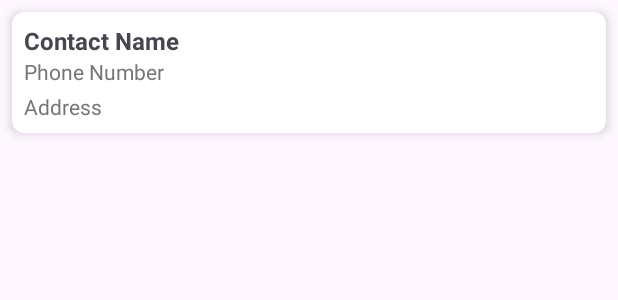
After one commit to Y00NSJ/KAILink, an Android app: the layout item_contact.xml on its own in the app's theme, with its tools: preview values and no code run, on a phone screen of 412 x 824 dp. The commit adds this screen. Shown: the top 300 px of the screen. Run offline under Robolectric (Android 15) with nearby library versions, the light colour scheme and no system bars.

Commit message:
second commit

```diff
--- a/app/build.gradle.kts
+++ b/app/build.gradle.kts
@@ -49,6 +49,9 @@ dependencies {
     implementation(libs.androidx.lifecycle.viewmodel.ktx)
     implementation(libs.androidx.navigation.fragment.ktx)
     implementation(libs.androidx.navigation.ui.ktx)
+    // Add Gson for JSON parsing
+    implementation("com.google.code.gson:gson:2.10.1")
+
     testImplementation(libs.junit)
     androidTestImplementation(libs.androidx.junit)
     androidTestImplementation(libs.androidx.espresso.core)
--- /dev/null
+++ b/app/src/main/res/layout/item_contact.xml
@@ -0,0 +1,70 @@
+<?xml version="1.0" encoding="utf-8"?>
+
+<androidx.cardview.widget.CardView
+xmlns:android="http://schemas.android.com/apk/res/android"
+xmlns:app="http://schemas.android.com/apk/res-auto"
+android:layout_width="match_parent"
+android:layout_height="wrap_content"
+android:layout_margin="8dp"
+app:cardCornerRadius="8dp"
+app:cardElevation="4dp">
+
+<LinearLayout
+    android:layout_width="match_parent"
+    android:layout_height="wrap_content"
+    android:orientation="horizontal"
+    android:padding="8dp">
+
+    <!--
+    <ImageView
+        android:id="@+id/contact_image"
+        android:layout_width="64dp"
+        android:layout_height="64dp"
+        android:layout_marginEnd="8dp"
+        android:scaleType="centerCrop"
+        android:src="@drawable/ic_placeholder" />
+    -->
+
+
+    <LinearLayout
+        android:layout_width="0dp"
+        android:layout_height="wrap_content"
+        android:layout_weight="1"
+        android:orientation="vertical">
+
+        <TextView
+            android:id="@+id/contact_name"
+            android:layout_width="wrap_content"
+            android:layout_height="wrap_content"
+            android:text="Contact Name"
+            android:textStyle="bold"
+            android:textSize="16sp" />
+
+        <TextView
+            android:id="@+id/contact_number"
+            android:layout_width="wrap_content"
+            android:layout_height="wrap_content"
+            android:text="Phone Number"
+            android:textColor="#757575" />
+
+        <TextView
+            android:id="@+id/contact_address"
+            android:layout_width="wrap_content"
+            android:layout_height="wrap_content"
+            android:text="Address"
+            android:layout_marginTop="4dp"
+            android:textColor="#757575" />
+
+    </LinearLayout>
+
+    <!--
+    <ImageButton
+        android:id="@+id/location_button"
+        android:layout_width="40dp"
+        android:layout_height="40dp"
+        android:background="?attr/selectableItemBackground"
+        android:src="@drawable/ic_location" />
+     -->
+</LinearLayout>
+
+</androidx.cardview.widget.CardView>
--- a/app/src/main/res/values-night/themes.xml
+++ b/app/src/main/res/values-night/themes.xml
@@ -2,6 +2,9 @@
     <!-- Base application theme. -->
     <style name="Base.Theme.KAILink" parent="Theme.Material3.DayNight.NoActionBar">
         <!-- Customize your dark theme here. -->
+        <item name="colorPrimary">@color/my_dark_primary</item>
+        <item name="colorPrimaryVariant">@color/my_dark_primary_variant</item> <!-- For status bar -->
+        <item name="android:statusBarColor">@color/my_dark_primary_variant</item> <!-- Explicit status bar color -->
         <!-- <item name="colorPrimary">@color/my_dark_primary</item> -->
     </style>
 </resources>
--- a/app/src/main/res/values/colors.xml
+++ b/app/src/main/res/values/colors.xml
@@ -2,4 +2,8 @@
 <resources>
     <color name="black">#FF000000</color>
     <color name="white">#FFFFFFFF</color>
+    <color name="my_light_primary">#264D8D</color>
+    <color name="my_light_primary_variant">#264D8D</color>
+    <color name="my_dark_primary">#264D8D</color>
+    <color name="my_dark_primary_variant">#264D8D</color>
 </resources>
--- a/app/src/main/res/values/themes.xml
+++ b/app/src/main/res/values/themes.xml
@@ -3,6 +3,9 @@
     <style name="Base.Theme.KAILink" parent="Theme.Material3.DayNight.NoActionBar">
         <!-- Customize your light theme here. -->
         <!-- <item name="colorPrimary">@color/my_light_primary</item> -->
+        <item name="colorPrimary">@color/my_light_primary</item>
+        <item name="colorPrimaryVariant">@color/my_light_primary_variant</item> <!-- For status bar -->
+        <item name="android:statusBarColor">@color/my_light_primary_variant</item> <!-- Explicit status bar color -->
     </style>
 
     <style name="Theme.KAILink" parent="Base.Theme.KAILink" />
```
Also changed, not shown: app/src/main/java/com/example/kailink/ContactActivity.kt (+17 -0 lines), app/src/main/java/com/example/kailink/adapter/ContactAdapter.kt (added, +41 -0 lines), app/src/main/java/com/example/kailink/model/Contact.kt (added, +7 -0 lines), app/src/main/java/com/example/kailink/utils/Jsonutils.kt (added, +35 -0 lines), app/src/main/res/layout/activity_contact.xml (+19 -4 lines), app/src/main/res/raw/contacts.json (added, +216 -0 lines).
